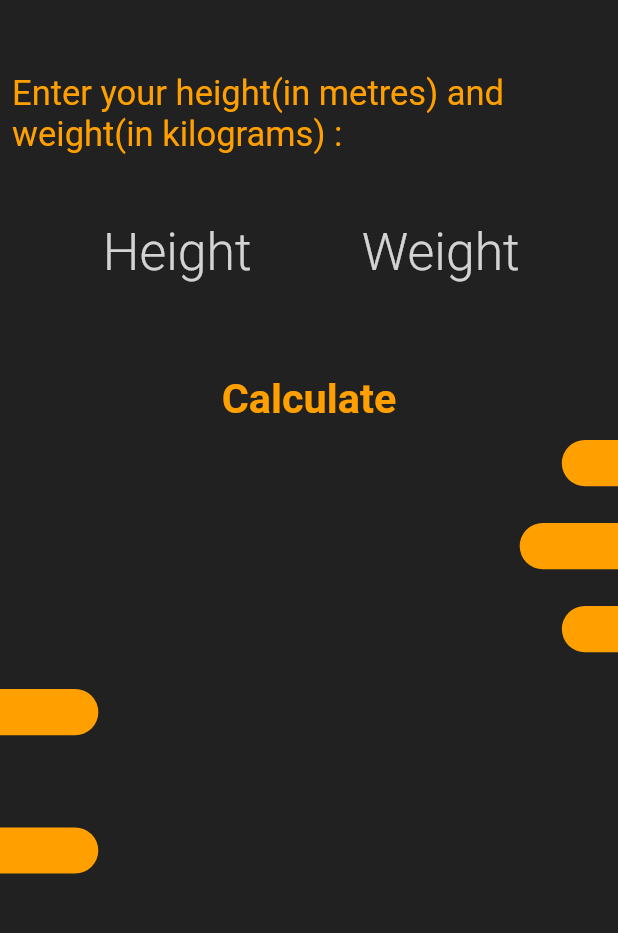
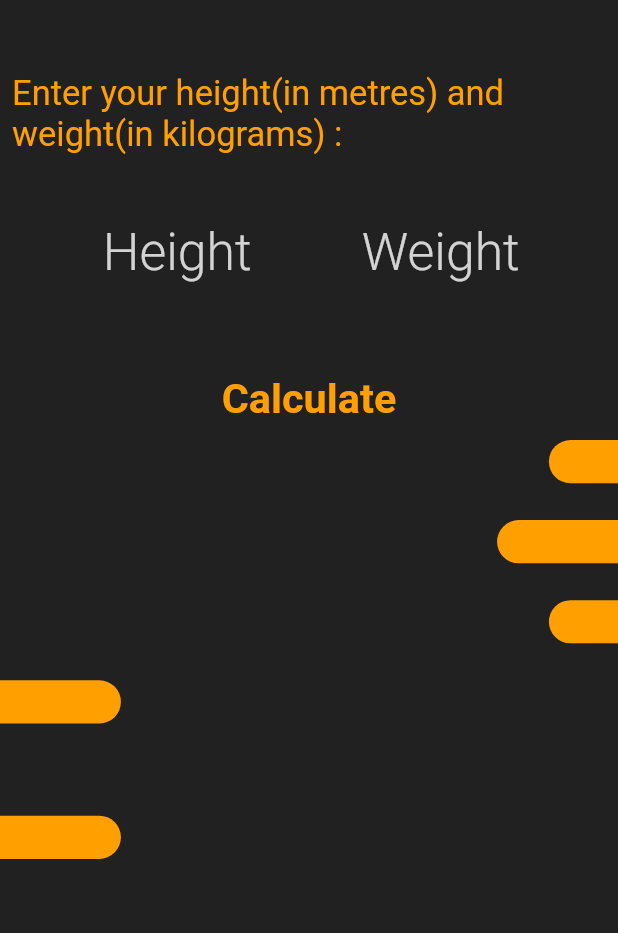
Before and after one commit to janaAburihan/BMI-Calculator, a Flutter app: the screen it shows after launch, on a phone screen of 412 x 824 dp, the part 59-992 px from its top. Run offline on Flutter 3.47's test engine with Material 2 defaults, Android fonts, the phone set to English and light mode, and no system bars; our stand-ins replace flutter_screenutil.

```diff
--- a/lib/widgets/left_bar.dart
+++ b/lib/widgets/left_bar.dart
@@ -11,13 +11,13 @@ class LeftBar extends StatelessWidget {
       mainAxisAlignment: MainAxisAlignment.start,
       children: [
         Container(
-          height: 25.h,
-          width: barWidth.w,
+          height: 25.h.w,
+          width: barWidth.w.h,
           decoration: BoxDecoration(
               color: Colors.amber[700],
-              borderRadius: const BorderRadius.only(
-                topRight: Radius.circular(20),
-                bottomRight: Radius.circular(20),
+              borderRadius: BorderRadius.only(
+                topRight: Radius.circular(20.h.w),
+                bottomRight: Radius.circular(20.h.w),
               )),
         )
       ],
--- a/lib/widgets/right_bar.dart
+++ b/lib/widgets/right_bar.dart
@@ -11,13 +11,13 @@ class RightBar extends StatelessWidget {
       mainAxisAlignment: MainAxisAlignment.end,
       children: [
         Container(
-          height: 25.h,
-          width: barWidth.w,
+          height: 25.h.w,
+          width: barWidth.w.h,
           decoration: BoxDecoration(
               color: Colors.amber[700],
-              borderRadius: const BorderRadius.only(
-                topLeft: Radius.circular(20),
-                bottomLeft: Radius.circular(20),
+              borderRadius: BorderRadius.only(
+                topLeft: Radius.circular(20.h.w),
+                bottomLeft: Radius.circular(20.h.w),
               )),
         )
       ],
```
Also changed, not shown: lib/screens/result_screen.dart (+15 -8 lines), lib/screens/second_result_screen.dart (+17 -4 lines), pubspec.lock.
